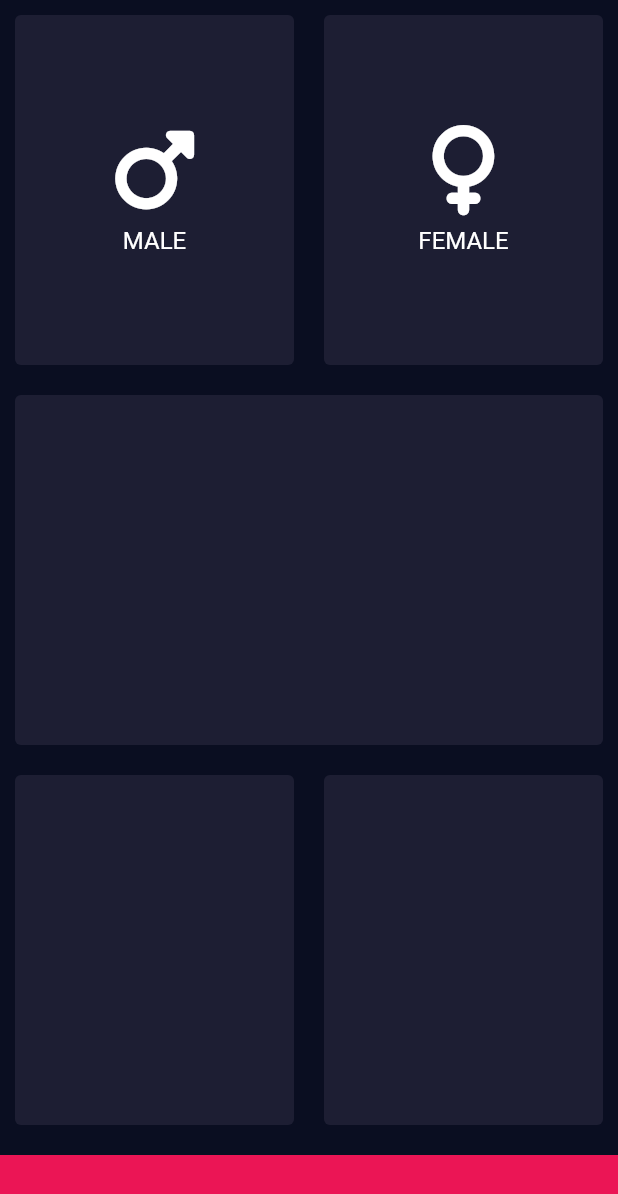
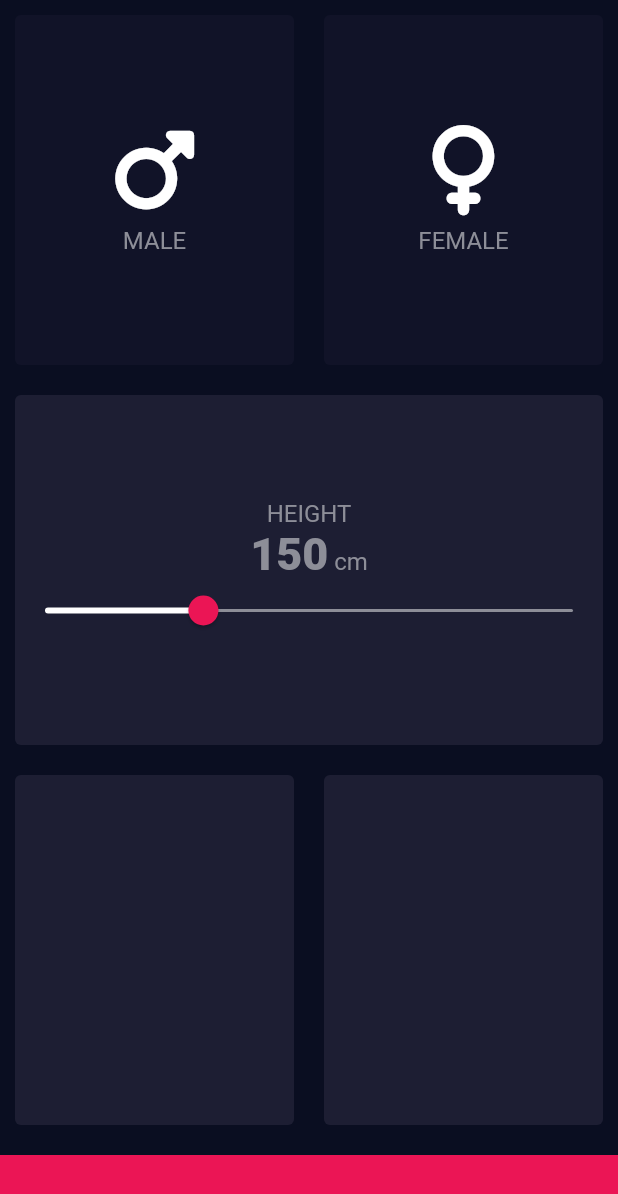
Before and after one commit to mercz85/x01_flutter_basics, a Flutter app: the BMICalculatorPage widget shown alone on an empty page, opened directly, on a phone screen of 412 x 824 dp. Shown: the top 1194 px of the screen. Run offline on Flutter 3.47's test engine with Material 2 defaults, Android fonts, the phone set to English and light mode, and no system bars; our stand-ins replace audioplayers, font_awesome_flutter, rflutter_alert.

Commit message:
add slider

```diff
--- a/lib/main.dart
+++ b/lib/main.dart
@@ -1,5 +1,4 @@
 import 'package:flutter/material.dart';
-import 'package:x01_flutter_basics/pages/Page1/my_card/my_card.dart';
 import 'package:x01_flutter_basics/pages/Page2/view.dart';
 
 import 'pages/Page1/view.dart';
--- a/lib/pages/Page2/bmi_calculator/bmi_calculator.dart
+++ b/lib/pages/Page2/bmi_calculator/bmi_calculator.dart
@@ -2,11 +2,10 @@ import 'package:flutter/material.dart';
 import 'package:font_awesome_flutter/font_awesome_flutter.dart';
 import 'package:x01_flutter_basics/pages/Page2/bmi_calculator/reusable_card.dart';
 
+import 'constants.dart';
 import 'icon_content.dart';
 
-const double bottomContainerHeight = 54;
-const Color activeCardColor = Color(0xFF1D1E33);
-const Color bottomButtonColor = Color(0xFFEB1555);
+enum Gender { none, male, female }
 
 class BMICalculatorPage extends StatefulWidget {
   const BMICalculatorPage({Key? key}) : super(key: key);
@@ -16,6 +15,9 @@ class BMICalculatorPage extends StatefulWidget {
 }
 
 class _BMICalculatorPageState extends State<BMICalculatorPage> {
+  Gender selectedGender = Gender.none;
+  int height = 150;
+
   @override
   Widget build(BuildContext context) {
     return Container(
@@ -25,7 +27,14 @@ class _BMICalculatorPageState extends State<BMICalculatorPage> {
             child: Row(
               children: [
                 ReusableCard(
-                  color: activeCardColor,
+                  onPress: () {
+                    setState(() {
+                      selectedGender = Gender.male;
+                    });
+                  },
+                  color: selectedGender == Gender.male
+                      ? kActiveCardColor
+                      : kInactiveCardColor,
                   cardChild: IconContent(
                     //[icons]
                     iconData: FontAwesomeIcons.mars,
@@ -33,7 +42,15 @@ class _BMICalculatorPageState extends State<BMICalculatorPage> {
                   ),
                 ),
                 ReusableCard(
-                  color: activeCardColor,
+                  onPress: () {
+                    // changeGender(Gender.female);
+                    setState(() {
+                      selectedGender = Gender.female;
+                    });
+                  },
+                  color: selectedGender == Gender.female
+                      ? kActiveCardColor
+                      : kInactiveCardColor,
                   cardChild: IconContent(
                     iconData: FontAwesomeIcons.venus,
                     label: 'FEMALE',
@@ -43,23 +60,70 @@ class _BMICalculatorPageState extends State<BMICalculatorPage> {
             ),
           ),
           ReusableCard(
-            color: activeCardColor,
+            color: kActiveCardColor,
+            cardChild: Column(
+              mainAxisAlignment: MainAxisAlignment.center,
+              children: [
+                Text(
+                  'HEIGHT',
+                  style: kLabelTextStyle,
+                ),
+                Row(
+                  mainAxisAlignment: MainAxisAlignment.center,
+                  crossAxisAlignment:
+                      CrossAxisAlignment.baseline, //[rowBaselinAlignText]
+                  textBaseline: TextBaseline.alphabetic, //[rowBaselinAlignText]
+                  children: [
+                    Text(
+                      height.toString(),
+                      style: kNumberTextStyle,
+                    ),
+                    Text(
+                      ' cm',
+                      style: kLabelTextStyle,
+                    ),
+                  ],
+                ),
+                //[sliderTheme]
+                SliderTheme(
+                  data: SliderTheme.of(context).copyWith(
+                    activeTrackColor: Colors.white,
+                    inactiveTrackColor: Color(0xFF8D8E98),
+                    thumbColor: Color(0xFFEB1555),
+                    thumbShape: RoundSliderThumbShape(enabledThumbRadius: 10),
+                    overlayColor: Color(0x29EB1555),
+                    overlayShape: RoundSliderOverlayShape(overlayRadius: 20),
+                    trackHeight: 2,
+                  ),
+                  //[slider]
+                  child: Slider(
+                      min: 120,
+                      max: 220,
+                      value: height.toDouble(),
+                      onChanged: (newHeight) {
+                        setState(() {
+                          height = newHeight.round(); //[doubleToInt]
+                        });
+                      }),
+                ),
+              ],
+            ),
           ),
           Expanded(
             child: Row(
               children: [
                 ReusableCard(
-                  color: activeCardColor,
+                  color: kActiveCardColor,
                 ),
                 ReusableCard(
-                  color: activeCardColor,
+                  color: kActiveCardColor,
                 ),
               ],
             ),
           ),
           Container(
-            color: bottomButtonColor,
-            height: bottomContainerHeight,
+            color: kBottomButtonColor,
+            height: kBottomContainerHeight,
             width: double.infinity,
             margin: EdgeInsets.only(top: 10),
           ),
--- /dev/null
+++ b/lib/pages/Page2/bmi_calculator/constants.dart
@@ -0,0 +1,20 @@
+import 'package:flutter/material.dart';
+
+const double kBottomContainerHeight = 54;
+const Color kActiveCardColor = Color(0xFF1D1E33);
+const Color kInactiveCardColor = Color(0xFF111328);
+const Color kBottomButtonColor = Color(0xFFEB1555);
+
+// const Color kSliderActiveColor = Color(0xFFEB1555);
+// const Color kSliderInactiveColor = Color(0xFF8D8E98);
+
+const TextStyle kLabelTextStyle = TextStyle(
+  fontSize: 16,
+  color: Color(0xFF8D8E98),
+);
+
+const TextStyle kNumberTextStyle = TextStyle(
+  fontSize: 30,
+  color: Color(0xFF8D8E98),
+  fontWeight: FontWeight.w900,
+);
--- a/lib/pages/Page2/bmi_calculator/icon_content.dart
+++ b/lib/pages/Page2/bmi_calculator/icon_content.dart
@@ -1,4 +1,6 @@
 import 'package:flutter/material.dart';
+
+import 'constants.dart';
 
 class IconContent extends StatelessWidget {
   final IconData iconData;
@@ -24,7 +26,7 @@ class IconContent extends StatelessWidget {
         ),
         Text(
           label,
-          style: TextStyle(fontSize: 16),
+          style: kLabelTextStyle,
         )
       ],
     );
--- a/lib/pages/Page2/bmi_calculator/reusable_card.dart
+++ b/lib/pages/Page2/bmi_calculator/reusable_card.dart
@@ -3,16 +3,20 @@ import 'package:flutter/material.dart';
 class ReusableCard extends StatelessWidget {
   final Color color;
   final Widget? cardChild;
+  final Function()? onPress;
 
   const ReusableCard({
     Key? key,
     required this.color,
     this.cardChild,
+    this.onPress,
   }) : super(key: key);
 
   @override
   Widget build(BuildContext context) {
     return Expanded(
+      child: GestureDetector(
+        onTap: onPress,
         child: Container(
           margin: const EdgeInsets.all(10),
           decoration: BoxDecoration(
@@ -21,6 +25,7 @@ class ReusableCard extends StatelessWidget {
           ),
           child: cardChild,
         ),
+      ),
     );
   }
 }
```
Lines whose indentation alone changed are shown as unchanged.
